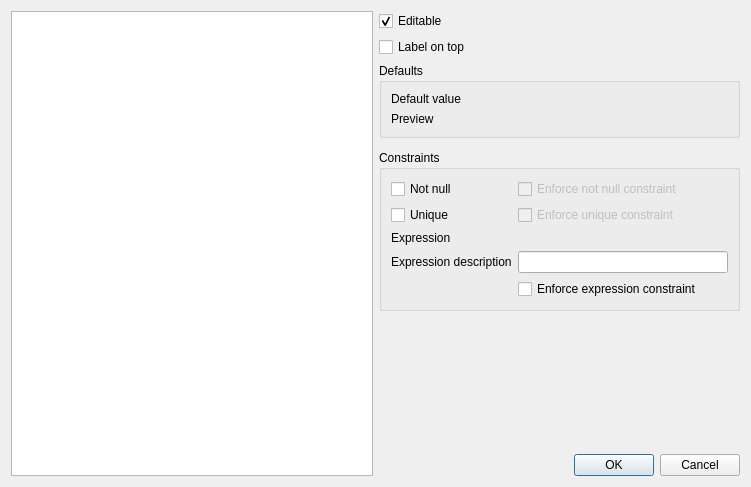
Old version of the form src/ui/qgsattributetypeedit.ui in the repository qgis/QGIS.
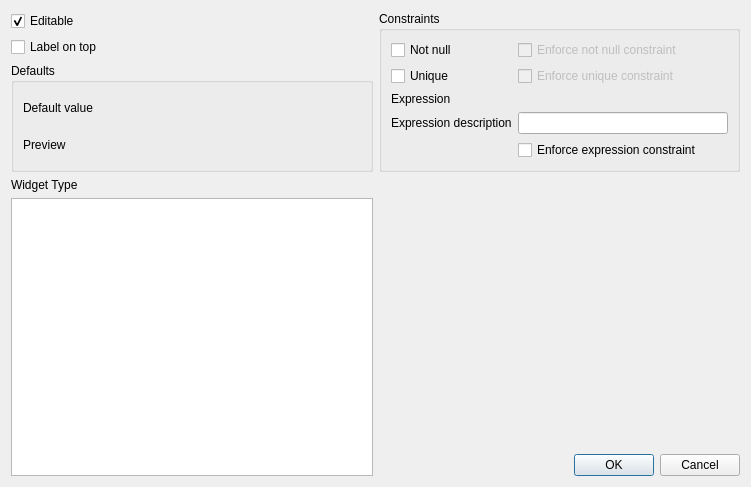
New version of the form. Custom widgets are drawn as their Qt base class.

Commit message: Rework the Edit widget properties dialog

```diff
--- a/src/ui/qgsattributetypeedit.ui
+++ b/src/ui/qgsattributetypeedit.ui
@@ -14,10 +14,91 @@
    <string>Edit Widget Properties</string>
   </property>
   <layout class="QGridLayout" name="gridLayout">
-   <item row="5" column="1">
+   <item row="7" column="1">
+    <widget class="QDialogButtonBox" name="buttonBox">
+     <property name="orientation">
+      <enum>Qt::Horizontal</enum>
+     </property>
+     <property name="standardButtons">
+      <set>QDialogButtonBox::Cancel|QDialogButtonBox::Ok</set>
+     </property>
+    </widget>
+   </item>
+   <item row="6" column="1">
     <widget class="QStackedWidget" name="stackedWidget"/>
    </item>
-   <item row="4" column="1">
+   <item row="5" column="0" rowspan="3">
+    <widget class="QListWidget" name="selectionListWidget"/>
+   </item>
+   <item row="4" column="0">
+    <widget class="QLabel" name="label_5">
+     <property name="text">
+      <string>Widget Type</string>
+     </property>
+    </widget>
+   </item>
+   <item row="0" column="0">
+    <layout class="QGridLayout" name="gridLayout_4">
+     <item row="0" column="0">
+      <widget class="QCheckBox" name="isFieldEditableCheckBox">
+       <property name="text">
+        <string>Editable</string>
+       </property>
+       <property name="checked">
+        <bool>true</bool>
+       </property>
+      </widget>
+     </item>
+     <item row="1" column="0">
+      <widget class="QCheckBox" name="labelOnTopCheckBox">
+       <property name="text">
+        <string>Label on top</string>
+       </property>
+       <property name="checked">
+        <bool>false</bool>
+       </property>
+      </widget>
+     </item>
+     <item row="2" column="0">
+      <widget class="QGroupBox" name="groupBox_2">
+       <property name="title">
+        <string>Defaults</string>
+       </property>
+       <layout class="QGridLayout" name="gridLayout_2" columnstretch="0,1">
+        <item row="1" column="0">
+         <widget class="QLabel" name="label_3">
+          <property name="text">
+           <string>Default value</string>
+          </property>
+         </widget>
+        </item>
+        <item row="2" column="0">
+         <widget class="QLabel" name="label_4">
+          <property name="text">
+           <string>Preview</string>
+          </property>
+         </widget>
+        </item>
+        <item row="1" column="1">
+         <widget class="QgsExpressionLineEdit" name="mExpressionWidget" native="true">
+          <property name="focusPolicy">
+           <enum>Qt::StrongFocus</enum>
+          </property>
+         </widget>
+        </item>
+        <item row="2" column="1">
+         <widget class="QLabel" name="mDefaultPreviewLabel">
+          <property name="text">
+           <string/>
+          </property>
+         </widget>
+        </item>
+       </layout>
+      </widget>
+     </item>
+    </layout>
+   </item>
+   <item row="0" column="1">
     <widget class="QgsCollapsibleGroupBox" name="groupBox">
      <property name="title">
       <string>Constraints</string>
@@ -104,76 +185,6 @@
      </layout>
     </widget>
    </item>
-   <item row="0" column="1">
-    <widget class="QCheckBox" name="isFieldEditableCheckBox">
-     <property name="text">
-      <string>Editable</string>
-     </property>
-     <property name="checked">
-      <bool>true</bool>
-     </property>
-    </widget>
-   </item>
-   <item row="2" column="1">
-    <widget class="QGroupBox" name="groupBox_2">
-     <property name="title">
-      <string>Defaults</string>
-     </property>
-     <layout class="QGridLayout" name="gridLayout_2" columnstretch="0,1">
-      <item row="0" column="0">
-       <widget class="QLabel" name="label_3">
-        <property name="text">
-         <string>Default value</string>
-        </property>
-       </widget>
-      </item>
-      <item row="1" column="0">
-       <widget class="QLabel" name="label_4">
-        <property name="text">
-         <string>Preview</string>
-        </property>
-       </widget>
-      </item>
-      <item row="0" column="1">
-       <widget class="QgsExpressionLineEdit" name="mExpressionWidget" native="true">
-        <property name="focusPolicy">
-         <enum>Qt::StrongFocus</enum>
-        </property>
-       </widget>
-      </item>
-      <item row="1" column="1">
-       <widget class="QLabel" name="mDefaultPreviewLabel">
-        <property name="text">
-         <string/>
-        </property>
-       </widget>
-      </item>
-     </layout>
-    </widget>
-   </item>
-   <item row="1" column="1">
-    <widget class="QCheckBox" name="labelOnTopCheckBox">
-     <property name="text">
-      <string>Label on top</string>
-     </property>
-     <property name="checked">
-      <bool>false</bool>
-     </property>
-    </widget>
-   </item>
-   <item row="0" column="0" rowspan="7">
-    <widget class="QListWidget" name="selectionListWidget"/>
-   </item>
-   <item row="6" column="1">
-    <widget class="QDialogButtonBox" name="buttonBox">
-     <property name="orientation">
-      <enum>Qt::Horizontal</enum>
-     </property>
-     <property name="standardButtons">
-      <set>QDialogButtonBox::Cancel|QDialogButtonBox::Ok</set>
-     </property>
-    </widget>
-   </item>
   </layout>
  </widget>
  <customwidgets>
@@ -183,18 +194,18 @@
    <header>qgscollapsiblegroupbox.h</header>
    <container>1</container>
   </customwidget>
-  <customwidget>
-   <class>QgsExpressionLineEdit</class>
-   <extends>QWidget</extends>
-   <header>qgsexpressionlineedit.h</header>
-   <container>1</container>
-  </customwidget>
   <customwidget>
    <class>QgsFieldExpressionWidget</class>
    <extends>QWidget</extends>
    <header>qgsfieldexpressionwidget.h</header>
    <container>1</container>
   </customwidget>
+  <customwidget>
+   <class>QgsExpressionLineEdit</class>
+   <extends>QWidget</extends>
+   <header>qgsexpressionlineedit.h</header>
+   <container>1</container>
+  </customwidget>
  </customwidgets>
  <tabstops>
   <tabstop>selectionListWidget</tabstop>
```
Left out of the diff: 6 changed lines with no effect on the pictures.
